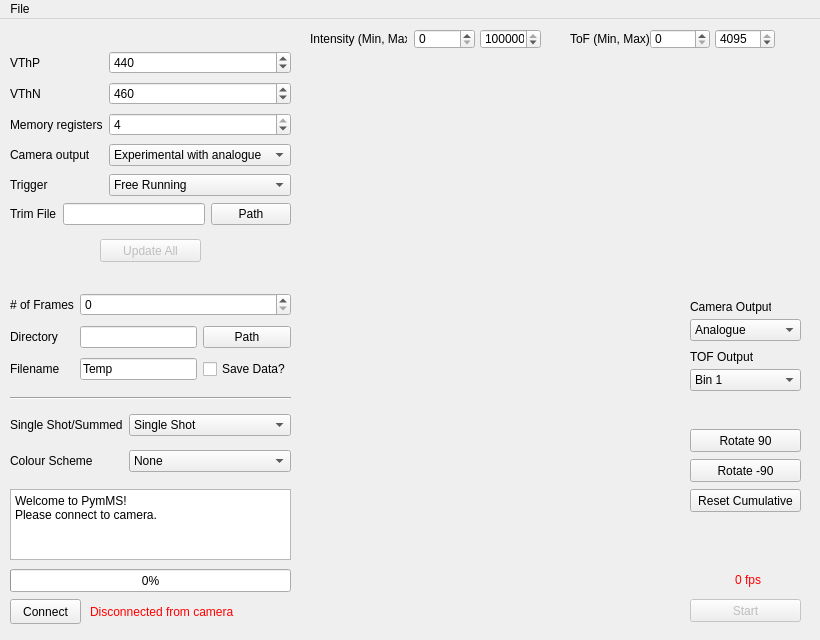
jrjfeath/PyMMS, file image.ui: the form before one commit.
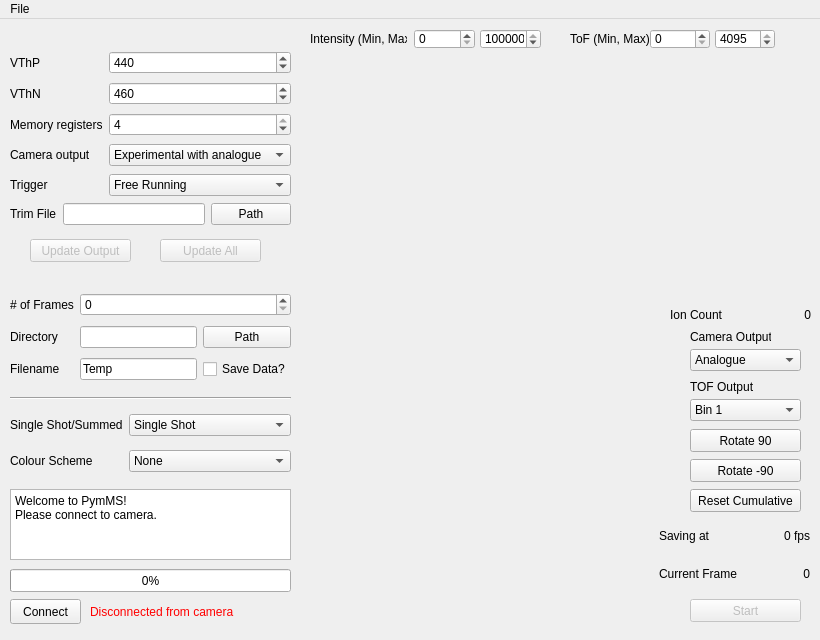
The form after the commit.

```diff
--- a/image.ui
+++ b/image.ui
@@ -261,62 +261,6 @@
      </item>
     </layout>
    </widget>
-   <widget class="QLabel" name="_fps">
-    <property name="geometry">
-     <rect>
-      <x>720</x>
-      <y>550</y>
-      <width>41</width>
-      <height>21</height>
-     </rect>
-    </property>
-    <property name="palette">
-     <palette>
-      <active>
-       <colorrole role="WindowText">
-        <brush brushstyle="SolidPattern">
-         <color alpha="255">
-          <red>255</red>
-          <green>0</green>
-          <blue>0</blue>
-         </color>
-        </brush>
-       </colorrole>
-      </active>
-      <inactive>
-       <colorrole role="WindowText">
-        <brush brushstyle="SolidPattern">
-         <color alpha="255">
-          <red>255</red>
-          <green>0</green>
-          <blue>0</blue>
-         </color>
-        </brush>
-       </colorrole>
-      </inactive>
-      <disabled>
-       <colorrole role="WindowText">
-        <brush brushstyle="SolidPattern">
-         <color alpha="255">
-          <red>120</red>
-          <green>120</green>
-          <blue>120</blue>
-         </color>
-        </brush>
-       </colorrole>
-      </disabled>
-     </palette>
-    </property>
-    <property name="layoutDirection">
-     <enum>Qt::LeftToRight</enum>
-    </property>
-    <property name="text">
-     <string>0 fps</string>
-    </property>
-    <property name="alignment">
-     <set>Qt::AlignRight|Qt::AlignTrailing|Qt::AlignVCenter</set>
-    </property>
-   </widget>
    <widget class="QWidget" name="gridLayoutWidget_4">
     <property name="geometry">
      <rect>
@@ -379,7 +323,7 @@
     </property>
     <property name="geometry">
      <rect>
-      <x>100</x>
+      <x>160</x>
       <y>220</y>
       <width>101</width>
       <height>23</height>
@@ -501,7 +445,7 @@
     <property name="geometry">
      <rect>
       <x>690</x>
-      <y>300</y>
+      <y>330</y>
       <width>111</width>
       <height>22</height>
      </rect>
@@ -536,7 +480,7 @@
     <property name="geometry">
      <rect>
       <x>690</x>
-      <y>280</y>
+      <y>310</y>
       <width>81</width>
       <height>16</height>
      </rect>
@@ -549,7 +493,7 @@
     <property name="geometry">
      <rect>
       <x>690</x>
-      <y>330</y>
+      <y>360</y>
       <width>91</width>
       <height>16</height>
      </rect>
@@ -562,7 +506,7 @@
     <property name="geometry">
      <rect>
       <x>690</x>
-      <y>350</y>
+      <y>380</y>
       <width>111</width>
       <height>22</height>
      </rect>
@@ -742,6 +686,143 @@
 Please connect to camera.</string>
     </property>
    </widget>
+   <widget class="QPushButton" name="_update_camera_2">
+    <property name="enabled">
+     <bool>false</bool>
+    </property>
+    <property name="geometry">
+     <rect>
+      <x>30</x>
+      <y>220</y>
+      <width>101</width>
+      <height>23</height>
+     </rect>
+    </property>
+    <property name="text">
+     <string>Update Output</string>
+    </property>
+   </widget>
+   <widget class="QWidget" name="gridLayoutWidget_2">
+    <property name="geometry">
+     <rect>
+      <x>659</x>
+      <y>500</y>
+      <width>151</width>
+      <height>71</height>
+     </rect>
+    </property>
+    <layout class="QGridLayout" name="gridLayout_2">
+     <item row="0" column="0">
+      <widget class="QLabel" name="label_12">
+       <property name="text">
+        <string>Saving at</string>
+       </property>
+      </widget>
+     </item>
+     <item row="0" column="1">
+      <widget class="QLabel" name="_fps_1">
+       <property name="layoutDirection">
+        <enum>Qt::LeftToRight</enum>
+       </property>
+       <property name="text">
+        <string>0 fps</string>
+       </property>
+       <property name="alignment">
+        <set>Qt::AlignRight|Qt::AlignTrailing|Qt::AlignVCenter</set>
+       </property>
+      </widget>
+     </item>
+     <item row="1" column="1">
+      <widget class="QLabel" name="_frame_count">
+       <property name="palette">
+        <palette>
+         <active>
+          <colorrole role="WindowText">
+           <brush brushstyle="SolidPattern">
+            <color alpha="255">
+             <red>0</red>
+             <green>0</green>
+             <blue>0</blue>
+            </color>
+           </brush>
+          </colorrole>
+         </active>
+         <inactive>
+          <colorrole role="WindowText">
+           <brush brushstyle="SolidPattern">
+            <color alpha="255">
+             <red>0</red>
+             <green>0</green>
+             <blue>0</blue>
+            </color>
+           </brush>
+          </colorrole>
+         </inactive>
+         <disabled>
+          <colorrole role="WindowText">
+           <brush brushstyle="SolidPattern">
+            <color alpha="255">
+             <red>120</red>
+             <green>120</green>
+             <blue>120</blue>
+            </color>
+           </brush>
+          </colorrole>
+         </disabled>
+        </palette>
+       </property>
+       <property name="layoutDirection">
+        <enum>Qt::LeftToRight</enum>
+       </property>
+       <property name="text">
+        <string>0</string>
+       </property>
+       <property name="alignment">
+        <set>Qt::AlignRight|Qt::AlignTrailing|Qt::AlignVCenter</set>
+       </property>
+      </widget>
+     </item>
+     <item row="1" column="0">
+      <widget class="QLabel" name="label_17">
+       <property name="text">
+        <string>Current Frame</string>
+       </property>
+      </widget>
+     </item>
+    </layout>
+   </widget>
+   <widget class="QWidget" name="gridLayoutWidget_6">
+    <property name="geometry">
+     <rect>
+      <x>670</x>
+      <y>280</y>
+      <width>141</width>
+      <height>31</height>
+     </rect>
+    </property>
+    <layout class="QGridLayout" name="gridLayout_5">
+     <item row="0" column="0">
+      <widget class="QLabel" name="label_19">
+       <property name="text">
+        <string>Ion Count</string>
+       </property>
+      </widget>
+     </item>
+     <item row="0" column="1">
+      <widget class="QLabel" name="_ion_count">
+       <property name="layoutDirection">
+        <enum>Qt::LeftToRight</enum>
+       </property>
+       <property name="text">
+        <string>0</string>
+       </property>
+       <property name="alignment">
+        <set>Qt::AlignRight|Qt::AlignTrailing|Qt::AlignVCenter</set>
+       </property>
+      </widget>
+     </item>
+    </layout>
+   </widget>
   </widget>
   <widget class="QMenuBar" name="menubar">
    <property name="geometry">
```
Left out of the diff: 15 changed lines with no effect on the pictures.
